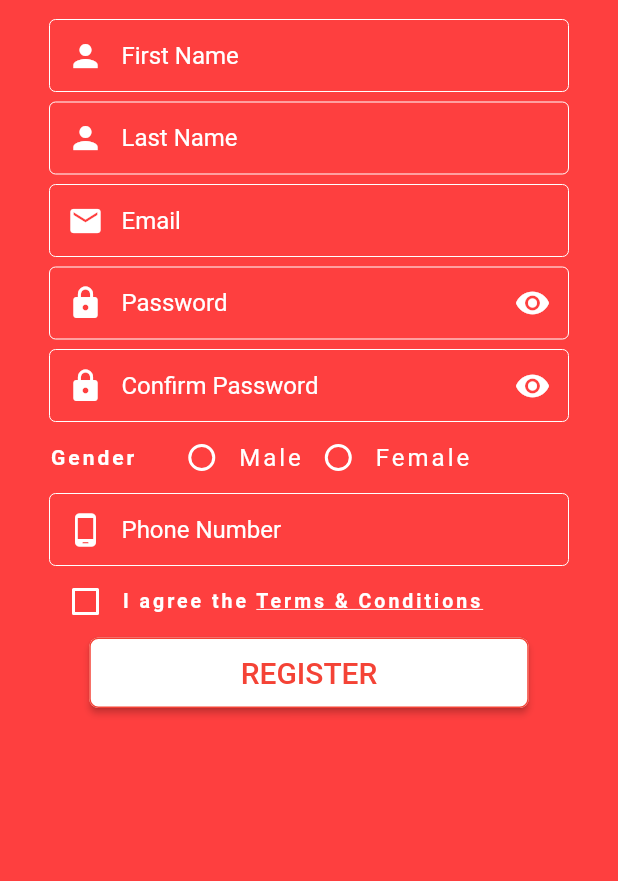
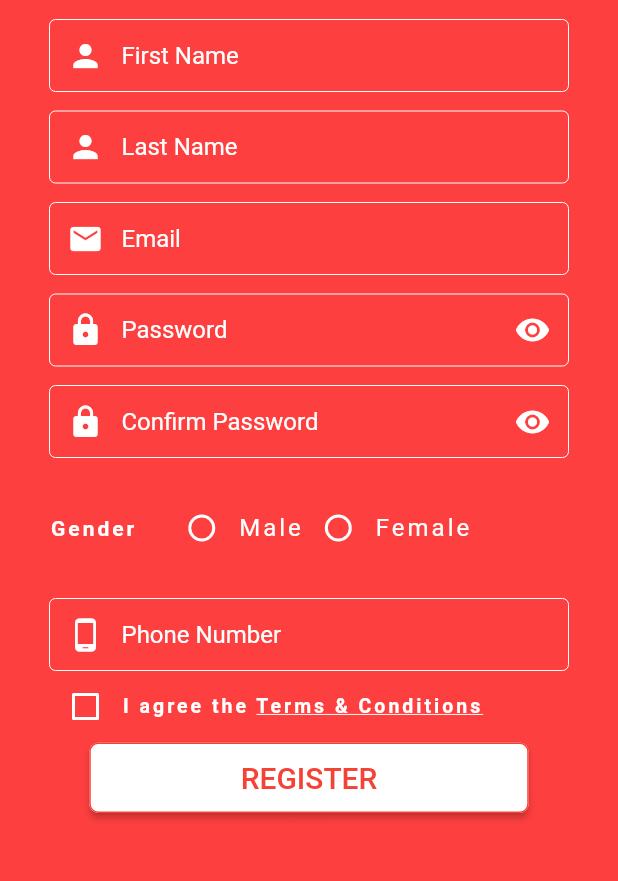
Before and after one commit to sawantmohit25/Neostore, a Flutter app: the screen it shows after launch, after a tap on "LOGIN", after a tap on the "add" icon, on a phone screen of 412 x 824 dp, the part 201-1082 px from its top. Run offline on Flutter 3.47's test engine with Material 2 defaults, Android fonts, the phone set to English and light mode, and no system bars; network calls fail.

Commit message:
Rewamp UI And Tested with different screens

```diff
--- a/lib/Screens/home_screen.dart
+++ b/lib/Screens/home_screen.dart
@@ -111,9 +111,8 @@ class _HomeScreenState extends State<HomeScreen> {
               ListTile(
                 leading: Icon(Icons.logout,color: Colors.white,size: 28.0), title: Text("Logout",style: TextStyle(color: Colors.white,fontSize:16.0),),
                 onTap: () {
-                  Navigator.push(
-                      context,
-                      MaterialPageRoute(builder: (context) => LoginScreen()));
+                  Navigator.pop(context);
+                  Navigator.pop(context);
                 },
               ),
             ],
--- a/lib/Screens/login.dart
+++ b/lib/Screens/login.dart
@@ -16,7 +16,7 @@ class _LoginScreenState extends State<LoginScreen> {
   Color myHexColor = Color(0xffe91c1a);
   @override
   void initState() {
-    SystemChrome.setEnabledSystemUIOverlays([SystemUiOverlay.bottom]);
+    SystemChrome.setEnabledSystemUIOverlays([]);
     super.initState();
     // TODO: implement initState
   }
@@ -48,9 +48,7 @@ class _LoginScreenState extends State<LoginScreen> {
   }
   @override
   Widget build(BuildContext context) {
-    setState(() {
-      SystemChrome.setEnabledSystemUIOverlays([SystemUiOverlay.bottom]);
-    });
+    Size size= MediaQuery.of(context).size;
     return Scaffold(
       key: _scaffoldKey,
       backgroundColor:myHexColor1,
@@ -218,20 +216,22 @@ class _LoginScreenState extends State<LoginScreen> {
                   ) ,
                 )
     ),
+              SizedBox(height: 160.0,),
               Padding(
-                padding: const EdgeInsets.fromLTRB(16.0,80.0,0,20.0),
+                padding: const EdgeInsets.fromLTRB(13.0,0,13.0,0),
+                //padding: EdgeInsets.only(bottom: 10.0),
                 child: Row(
+                  mainAxisAlignment: MainAxisAlignment.spaceBetween,
                   children: [
                     RichText(
                       text: TextSpan(
                         style:TextStyle(
                             fontWeight: FontWeight.bold,
                             color: Colors.white,
-                            fontSize: 18.0) ,
-                          text: 'DONT HAVE AN ACCOUNT?',
+                            fontSize: 16.0) ,
+                        text: 'DONT HAVE AN ACCOUNT?',
                       ),
                     ),
-                    SizedBox(width:60.0),
                     Container(
                       width:46 ,
                       height:46 ,
@@ -246,6 +246,7 @@ class _LoginScreenState extends State<LoginScreen> {
                   ],
                 ),
               )
+
             ],
           ),
       ),
--- a/lib/Screens/register.dart
+++ b/lib/Screens/register.dart
@@ -23,7 +23,7 @@ class _RegisterScreenState extends State<RegisterScreen> {
   TextEditingController confirmPasswordContr = TextEditingController();
   TextEditingController phoneNoContr = TextEditingController();
   String gender1;
-  bool isValidateRadio1 = false,checkValue=false,hiddenValue=true,hiddenValue1=true;
+  bool isValidateRadio1 =false,checkValue=false,hiddenValue=true,hiddenValue1=true;
   //UserModel _user;
   final _formKey = GlobalKey<FormState>();
   var _scaffoldKey = new GlobalKey<ScaffoldState>();
@@ -145,7 +145,7 @@ class _RegisterScreenState extends State<RegisterScreen> {
                     style: TextStyle(color: Colors.white),
                     cursorColor: Colors.white,
                   ),
-                  SizedBox(height: 7.0),
+                  SizedBox(height: 13.0),
                   TextFormField(decoration: InputDecoration(
                       enabledBorder: const OutlineInputBorder(borderSide: const BorderSide(color: Colors.white, width: 0.0),),
                       border: OutlineInputBorder(),
@@ -163,7 +163,7 @@ class _RegisterScreenState extends State<RegisterScreen> {
                     style: TextStyle(color: Colors.white),
                     cursorColor: Colors.white,
                   ),
-                  SizedBox(height: 7.0),
+                  SizedBox(height: 13.0),
                   TextFormField(decoration: InputDecoration(
                     enabledBorder: const OutlineInputBorder(borderSide: const BorderSide(color: Colors.white, width: 0.0),),
                     border: OutlineInputBorder(),
@@ -181,7 +181,7 @@ class _RegisterScreenState extends State<RegisterScreen> {
                     style: TextStyle(color: Colors.white),
                     cursorColor: Colors.white,
                   ),
-                  SizedBox(height: 7.0),
+                  SizedBox(height: 13.0),
                     TextFormField(
                       decoration: InputDecoration(
                           enabledBorder: const OutlineInputBorder(
@@ -220,7 +220,7 @@ class _RegisterScreenState extends State<RegisterScreen> {
                       cursorColor: Colors.white,
 
                     ),
-                  SizedBox(height: 7.0),
+                  SizedBox(height: 13.0),
                     TextFormField(
                       decoration: InputDecoration(
                           enabledBorder: const OutlineInputBorder(
@@ -259,6 +259,7 @@ class _RegisterScreenState extends State<RegisterScreen> {
                       style: TextStyle(color: Colors.white),
                       cursorColor: Colors.white,
                     ),
+                  SizedBox(height: 23.0,),
                   Row(
                     children: [
                       Text('Gender', style: TextStyle(
@@ -313,7 +314,8 @@ class _RegisterScreenState extends State<RegisterScreen> {
                       ),
                     ],
                   ),
-              isValidateRadio1 && gender1 == null ? Text('Please Select your Gender', style: TextStyle(fontSize: 10, color: Colors.white)) : Container(),
+              isValidateRadio1 && gender1 == null ? Text('Please Select your Gender', style: TextStyle(fontSize: 10, color: Colors.white)):Container() ,
+                  SizedBox(height: 23.0,),
                     TextFormField(
                       decoration: InputDecoration(
                         enabledBorder: const OutlineInputBorder(
@@ -387,7 +389,9 @@ class _RegisterScreenState extends State<RegisterScreen> {
                           style: TextStyle(fontSize: 20),
                         ),
                         onPressed: () async{
+                          setState(() {
                             isValidateRadio1=true;
+                          });
                             if(_formKey.currentState.validate()) {
                                 if(gender1!=null && checkValue==true){
                                   final String firstName=firstNameContr.text;
--- a/pubspec.yaml
+++ b/pubspec.yaml
@@ -24,6 +24,7 @@ dependencies:
   flutter:
     sdk: flutter
   http: ^0.12.2
+  flutter_screenutil: ^4.0.3+2
 
 
   # The following adds the Cupertino Icons font to your application.
```
Also changed, not shown: pubspec.lock.
